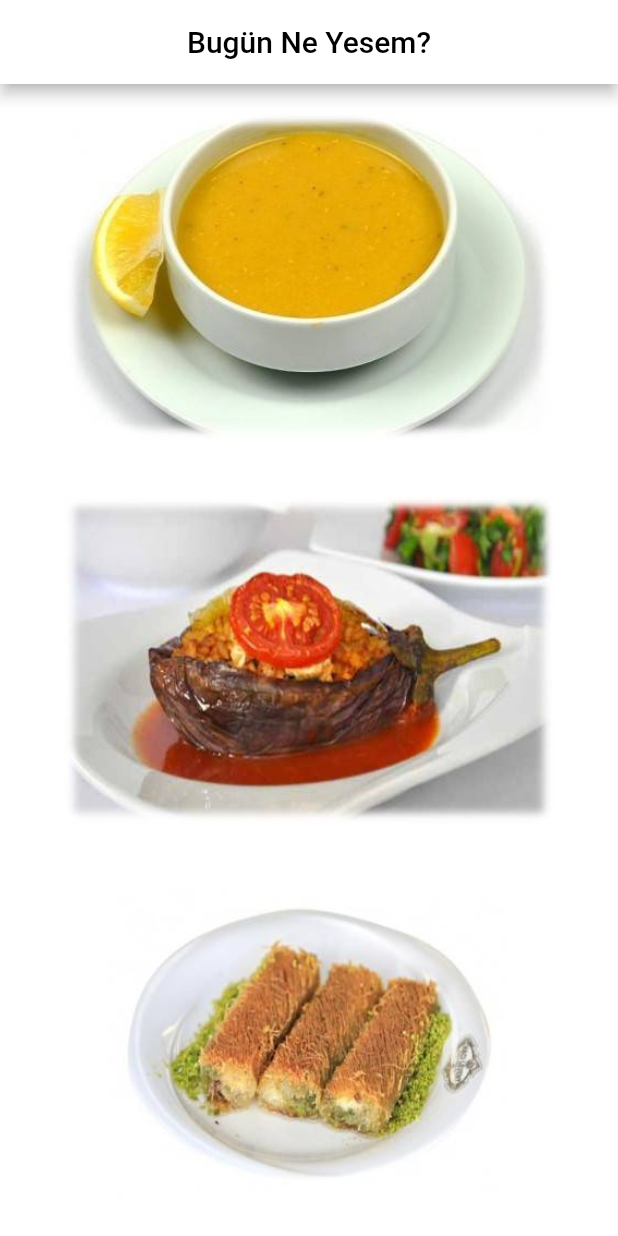
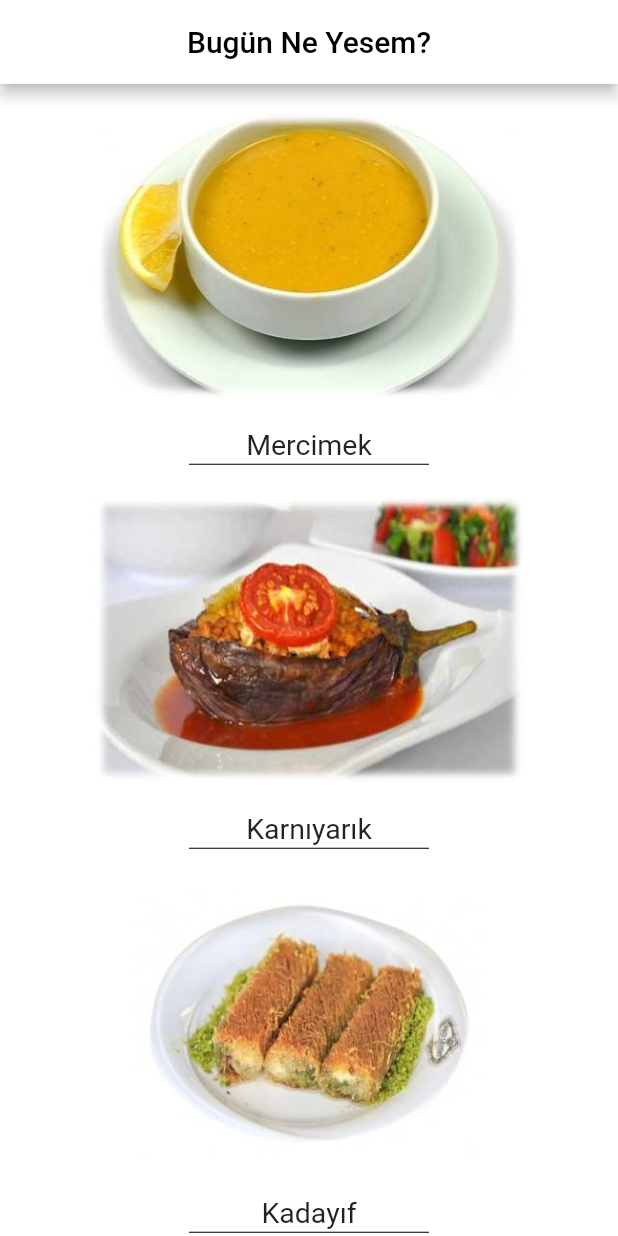
Before and after one commit to mehmeteminnnn/BugunNeYesem, a Flutter app: the screen it shows after launch, on a phone screen of 412 x 824 dp. Run offline on Flutter 3.47's test engine with Material 2 defaults, Android fonts, the light colour scheme and no system bars.

Commit message:
Update main.dart

```diff
--- a/lib/main.dart
+++ b/lib/main.dart
@@ -1,3 +1,5 @@
+import 'dart:math';
+
 import 'package:flutter/material.dart';
 
 void main() {
@@ -36,6 +38,27 @@ class _YemekSayfasiState extends State<YemekSayfasi> {
   int corbano = 1;
   int yemekno = 1;
   int tatlino = 1;
+  List<String> CorbaAdlari = [
+    "Mercimek",
+    "Tarhana",
+    "Tavuk Suyu",
+    "Düğün",
+    "Yüksük"
+  ];
+  List<String> YemekAdlari = [
+    "Karnıyarık",
+    "Mantı",
+    "Fasulye",
+    "İçli Köfte",
+    "Balık"
+  ];
+  List<String> TatliAdlari = [
+    "Kadayıf",
+    "Baklava",
+    "Sütlaç",
+    "Kazandibi",
+    "Dondurma"
+  ];
   Widget build(BuildContext context) {
     return Center(
       child: Column(children: [
@@ -46,9 +69,18 @@ class _YemekSayfasiState extends State<YemekSayfasi> {
                 style: ButtonStyle(
                     overlayColor: MaterialStatePropertyAll(Colors.transparent)),
                 onPressed: () {
+                  YemekDegis();
                   print("Corbaya tiklandi!");
                 },
                 child: Image.asset("assets/corba_$corbano.jpg")),
+          ),
+        ),
+        Text(CorbaAdlari[(corbano) - 1], style: TextStyle(fontSize: 19)),
+        Container(
+          width: 160,
+          child: Divider(
+            height: 5,
+            color: Colors.black,
           ),
         ),
         Expanded(
@@ -58,9 +90,18 @@ class _YemekSayfasiState extends State<YemekSayfasi> {
                 style: ButtonStyle(
                     overlayColor: MaterialStatePropertyAll(Colors.transparent)),
                 onPressed: () {
+                  YemekDegis();
                   print("Ana yemeğe tiklandi!");
                 },
                 child: Image.asset("assets/yemek_$yemekno.jpg")),
+          ),
+        ),
+        Text(YemekAdlari[(yemekno) - 1], style: TextStyle(fontSize: 19)),
+        Container(
+          width: 160,
+          child: Divider(
+            height: 5,
+            color: Colors.black,
           ),
         ),
         Expanded(
@@ -70,12 +111,30 @@ class _YemekSayfasiState extends State<YemekSayfasi> {
                 style: ButtonStyle(
                     overlayColor: MaterialStatePropertyAll(Colors.transparent)),
                 onPressed: () {
-                  print("Tatlıya yiklandi!");
+                  YemekDegis();
+
+                  print("Tatlıya tiklandi!");
                 },
                 child: Image.asset("assets/tatli_$tatlino.jpg")),
+          ),
+        ),
+        Text(TatliAdlari[(tatlino) - 1], style: TextStyle(fontSize: 19)),
+        Container(
+          width: 160,
+          child: Divider(
+            height: 5,
+            color: Colors.black,
           ),
         ),
       ]),
     );
   }
+
+  void YemekDegis() {
+    setState(() {
+      corbano = (Random().nextInt(5)) + 1;
+      tatlino = (Random().nextInt(5)) + 1;
+      yemekno = (Random().nextInt(5)) + 1;
+    });
+  }
 }
```
